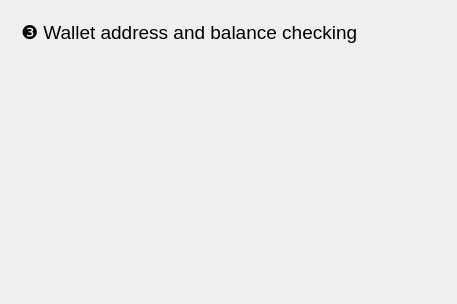
This is widgets/restorewalletwidget.ui in joshirio/iota-cooler as Qt 5 draws it before an edit. The edited form follows.
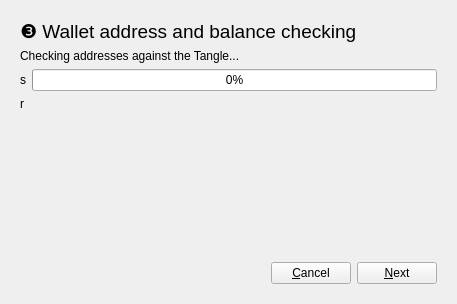
This is the edited form. The open tabs and pages were chosen to show the change.

Commit message: wallet recovery widget progress

The edit to the form file:
```diff
--- a/widgets/restorewalletwidget.ui
+++ b/widgets/restorewalletwidget.ui
@@ -415,19 +415,100 @@
       </layout>
      </widget>
      <widget class="QWidget" name="page_6">
-      <widget class="QLabel" name="label_14">
-       <property name="geometry">
-        <rect>
-         <x>10</x>
-         <y>10</y>
-         <width>421</width>
-         <height>24</height>
-        </rect>
-       </property>
-       <property name="text">
-        <string>&lt;html&gt;&lt;head/&gt;&lt;body&gt;&lt;p&gt;&lt;span style=&quot; font-size:14pt;&quot;&gt;&amp;#10104; Wallet address and balance checking&lt;/span&gt;&lt;/p&gt;&lt;/body&gt;&lt;/html&gt;</string>
-       </property>
-      </widget>
+      <layout class="QVBoxLayout" name="verticalLayout_7">
+       <item>
+        <widget class="QLabel" name="label_14">
+         <property name="text">
+          <string>&lt;html&gt;&lt;head/&gt;&lt;body&gt;&lt;p&gt;&lt;span style=&quot; font-size:14pt;&quot;&gt;&amp;#10104; Wallet address and balance checking&lt;/span&gt;&lt;/p&gt;&lt;/body&gt;&lt;/html&gt;</string>
+         </property>
+        </widget>
+       </item>
+       <item>
+        <widget class="QLabel" name="label_15">
+         <property name="text">
+          <string>Checking addresses against the Tangle...</string>
+         </property>
+        </widget>
+       </item>
+       <item>
+        <layout class="QHBoxLayout" name="horizontalLayout_7">
+         <item>
+          <widget class="QLabel" name="checkAddrStatusLabel">
+           <property name="text">
+            <string>s</string>
+           </property>
+          </widget>
+         </item>
+         <item>
+          <widget class="QProgressBar" name="checkAddrStatusProgressBar">
+           <property name="maximum">
+            <number>200</number>
+           </property>
+           <property name="value">
+            <number>0</number>
+           </property>
+          </widget>
+         </item>
+        </layout>
+       </item>
+       <item>
+        <widget class="QLabel" name="checkAddrResultLabel">
+         <property name="text">
+          <string>r</string>
+         </property>
+         <property name="wordWrap">
+          <bool>true</bool>
+         </property>
+         <property name="textInteractionFlags">
+          <set>Qt::LinksAccessibleByMouse|Qt::TextSelectableByMouse</set>
+         </property>
+        </widget>
+       </item>
+       <item>
+        <spacer name="verticalSpacer_6">
+         <property name="orientation">
+          <enum>Qt::Vertical</enum>
+         </property>
+         <property name="sizeHint" stdset="0">
+          <size>
+           <width>20</width>
+           <height>40</height>
+          </size>
+         </property>
+        </spacer>
+       </item>
+       <item>
+        <layout class="QHBoxLayout" name="horizontalLayout_8">
+         <item>
+          <spacer name="horizontalSpacer_6">
+           <property name="orientation">
+            <enum>Qt::Horizontal</enum>
+           </property>
+           <property name="sizeHint" stdset="0">
+            <size>
+             <width>40</width>
+             <height>20</height>
+            </size>
+           </property>
+          </spacer>
+         </item>
+         <item>
+          <widget class="QPushButton" name="checkAddrCancelButton">
+           <property name="text">
+            <string>&amp;Cancel</string>
+           </property>
+          </widget>
+         </item>
+         <item>
+          <widget class="QPushButton" name="checkAddrNextButton">
+           <property name="text">
+            <string>&amp;Next</string>
+           </property>
+          </widget>
+         </item>
+        </layout>
+       </item>
+      </layout>
      </widget>
     </widget>
    </item>
```
The commit also changes 5 other files.
